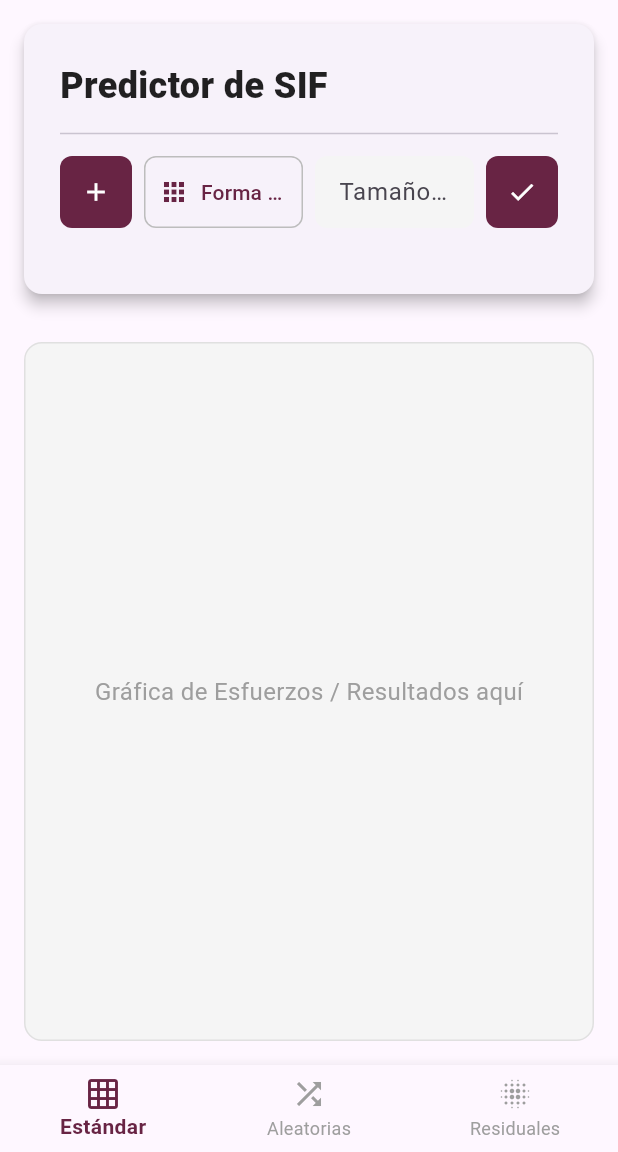
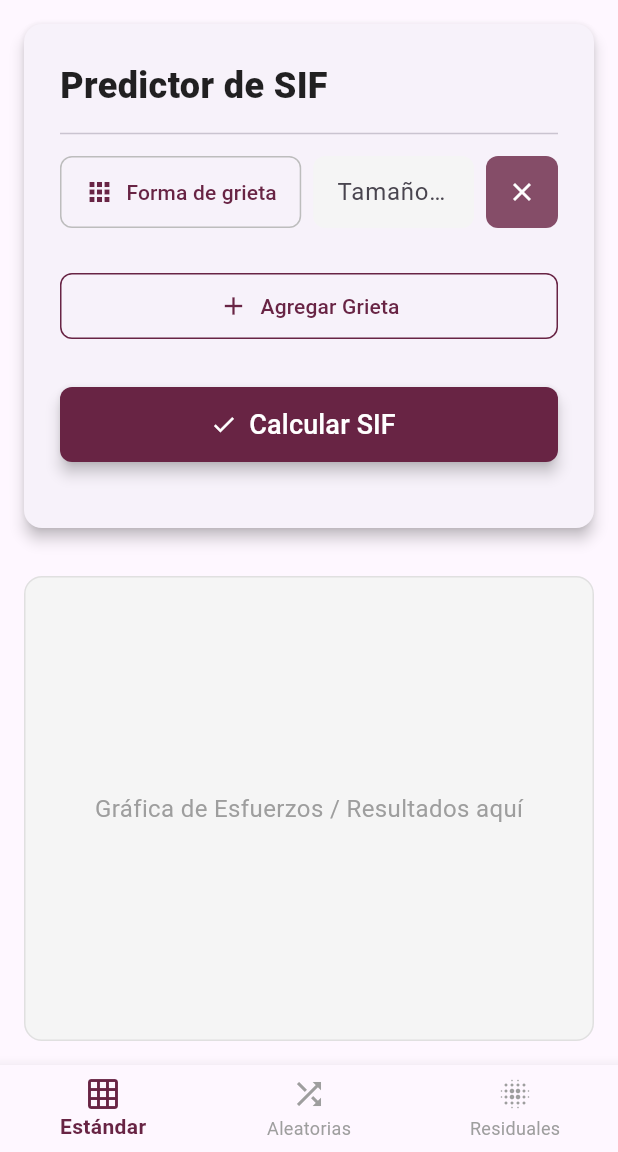
Before and after one commit to RubenTorresNava/integradoramovil, a Flutter app: the HomeScreen screen opened by its route, on a phone screen of 412 x 824 dp, the part 84-1236 px from its top. Run offline on Flutter 3.47's test engine with Material 3 defaults, Android fonts, the phone set to English and light mode, and no system bars.

Commit message:
feat: agregar widget CrackInputRow para manejar entradas de grietas con lógica de selección y eliminación

```diff
--- /dev/null
+++ b/devtools_options.yaml
@@ -0,0 +1,3 @@
+description: This file stores settings for Dart & Flutter DevTools.
+documentation: https://docs.flutter.dev/tools/devtools/extensions#configure-extension-enablement-states
+extensions:
--- a/lib/viewmodels/sif_predictor_viewmodel.dart
+++ b/lib/viewmodels/sif_predictor_viewmodel.dart
@@ -1,90 +1,100 @@
 import 'package:flutter/material.dart';
 
+class CrackInput {
+  String id = UniqueKey().toString();
+  String? shape;
+  double? size;
+  double? result;
+
+  CrackInput({this.shape, this.size, this.result});
+}
+
 class SifPredictorViewModel extends ChangeNotifier {
-  double _crackSize = 0.0; // Tamaño de la grieta en mm (input)
-  double? _sifResult;     // Resultado SIF en MPa (output)
+  final List<CrackInput> _crackInputs = [CrackInput()];
+
+  double? _sifResult;
   bool _isLoading = false;
   String? _errorMessage;
-  int _selectedTabIndex = 0; // 0: Estándar, 1: Aleatorias, 2: Residuales
-  String? _crackShape;
+  int _selectedTabIndex = 0;
 
   // Getters
-  double get crackSize => _crackSize;
+  List<CrackInput> get crackInputs => _crackInputs;
   double? get sifResult => _sifResult;
   bool get isLoading => _isLoading;
   String? get errorMessage => _errorMessage;
   int get selectedTabIndex => _selectedTabIndex;
-  String? get crackShape => _crackShape;
 
-  // Setter para la forma de la grieta
-  void setCrackShape(String shape) {
-    _crackShape = shape;
+
+  void addCrackInput() {
+    _crackInputs.add(CrackInput());
+    _errorMessage = null;
     notifyListeners();
   }
 
-  // Setter para el input
-  void setCrackSize(double value) {
-    _crackSize = value;
+  void removeCrackInput(String id) {
+    if (_crackInputs.length > 1) {
+      _crackInputs.removeWhere((input) => input.id == id);
+      _errorMessage = null;
+      notifyListeners();
+    }
+  }
+
+  void setCrackShape(String id, String shape) {
+    _crackInputs.firstWhere((input) => input.id == id).shape = shape;
     notifyListeners();
   }
 
-  // Lógica para cambiar de pestaña (simulando la navegación inferior)
-  void selectTab(int index) {
-    _selectedTabIndex = index;
-    // Opcionalmente, resetear el resultado al cambiar de pestaña
-    _sifResult = null;
+  void setCrackSize(String id, double size) {
+    _crackInputs.firstWhere((input) => input.id == id).size = size;
     notifyListeners();
   }
 
-  // Función simulada de llamada a la API
+  void selectTab(int index) {
+    _selectedTabIndex = index;
+    notifyListeners();
+  }
+
+  // --- LÓGICA DE CÁLCULO MÚLTIPLE ---
+
   Future<void> calculateSIF() async {
     // 1. Validaciones
-    if (_crackSize <= 0) {
-      _errorMessage = 'Ingresa un tamaño de grieta válido.';
-      notifyListeners();
-      return;
-    }
-    if (_crackShape == null) {
-      _errorMessage = 'Por favor, selecciona la forma de la grieta.';
+    if (_crackInputs.any((input) => input.size == null || input.size! <= 0 || input.shape == null)) {
+      _errorMessage = 'Asegúrate de que todos los campos (Forma y Tamaño) estén llenos y sean válidos.';
+      _sifResult = null;
       notifyListeners();
       return;
     }
 
-    // 2. Preparar la llamada a la API
     _isLoading = true;
     _errorMessage = null;
     _sifResult = null;
     notifyListeners();
 
-    print("Enviando a API: Tamaño de grieta = $_crackSize mm");
-
     // Simulación de API call
     await Future.delayed(const Duration(seconds: 2));
 
-    try {
-      // En una aplicación real, aquí usarías un paquete como 'http' o 'dio'
-      // para enviar los datos y recibir la respuesta.
-      // Ejemplo de cálculo simulado:
-      double simulatedResult = 800.0 + (_crackSize * 5.0);
+    double totalSIF = 0;
 
-      _sifResult = simulatedResult;
-      print("Resultado de la API (simulado): $_sifResult MPa");
+    for (var input in _crackInputs) {
+      // Simular cálculo individual por grieta
+      double individualSIF = 800.0 + (input.size! * 5.0);
+      input.result = individualSIF;
+      totalSIF += individualSIF;
+    }
 
-    } catch (e) {
-      _errorMessage = 'Error al conectar con el servidor.';
-      _sifResult = null;
-    }
+    // El resultado principal muestra el total o el último, según el modelo físico
+    // Aquí mostraremos el resultado del último input o el total si es un cálculo agregado.
+    _sifResult = totalSIF;
 
     _isLoading = false;
     notifyListeners();
   }
 
-  // Lógica para limpiar el input
   void clearInput() {
-    _crackSize = 0.0;
+    _crackInputs.clear();
+    _crackInputs.add(CrackInput());
     _sifResult = null;
     _errorMessage = null;
-    _crackShape = null;
     notifyListeners();
   }
 }
--- /dev/null
+++ b/lib/widgets/crack_input_row.dart
@@ -0,0 +1,133 @@
+// lib/widgets/crack_input_row.dart
+
+import 'package:flutter/material.dart';
+import 'package:provider/provider.dart';
+import '../viewmodels/sif_predictor_viewmodel.dart';
+
+class CrackInputRow extends StatelessWidget {
+  final CrackInput crackInput;
+  final Color primaryColor;
+
+  const CrackInputRow({
+    Key? key,
+    required this.crackInput,
+    required this.primaryColor,
+  }) : super(key: key);
+
+  @override
+  Widget build(BuildContext context) {
+    final viewModel = Provider.of<SifPredictorViewModel>(context, listen: false);
+
+    final TextEditingController sizeController = TextEditingController(
+        text: crackInput.size?.toString() ?? '');
+
+    // Se usa Consumer para reconstruir solo la fila cuando la forma cambia (por el modal)
+    return Consumer<SifPredictorViewModel>(
+      builder: (context, vm, child) {
+        // Asegura que el controlador esté actualizado si la data cambia externamente
+        if (crackInput.size?.toString() != sizeController.text && !sizeController.text.contains('.')) {
+          sizeController.text = crackInput.size?.toString() ?? '';
+          sizeController.selection = TextSelection.fromPosition(TextPosition(offset: sizeController.text.length));
+        }
+
+        return Padding(
+          padding: const EdgeInsets.only(bottom: 12.0),
+          child: Row(
+            children: <Widget>[
+              // 1. Botón 'Forma de grieta'
+              Expanded(
+                flex: 3,
+                child: _buildShapeSelectorButton(context, viewModel),
+              ),
+              const SizedBox(width: 8),
+
+              // 2. Campo de entrada 'Tamaño (mm)'
+              Expanded(
+                flex: 2,
+                child: _buildCrackSizeInput(viewModel, sizeController),
+              ),
+              const SizedBox(width: 8),
+
+              // 3. Botón para eliminar la fila
+              SizedBox(
+                height: 48,
+                width: 48,
+                child: ElevatedButton(
+                  onPressed: () => viewModel.removeCrackInput(crackInput.id),
+                  style: ElevatedButton.styleFrom(
+                    backgroundColor: primaryColor.withOpacity(0.8),
+                    padding: EdgeInsets.zero,
+                    shape: RoundedRectangleBorder(borderRadius: BorderRadius.circular(8)),
+                    elevation: 0,
+                  ),
+                  child: const Icon(Icons.close, color: Colors.white, size: 20),
+                ),
+              ),
+            ],
+          ),
+        );
+      },
+    );
+  }
+
+  Widget _buildShapeSelectorButton(BuildContext context, SifPredictorViewModel viewModel) {
+    return SizedBox(
+      height: 48,
+      child: OutlinedButton.icon(
+        icon: const Icon(Icons.apps, size: 20),
+        label: Text(
+          crackInput.shape ?? 'Forma de grieta',
+          overflow: TextOverflow.ellipsis,
+        ),
+        onPressed: () {
+          final options = ['Recta', 'Curva', 'Mixta'];
+          showModalBottomSheet(
+            context: context,
+            builder: (ctx) => SafeArea(
+              child: Column(
+                mainAxisSize: MainAxisSize.min,
+                children: options.map((option) {
+                  return ListTile(
+                    title: Text(option),
+                    onTap: () {
+                      viewModel.setCrackShape(crackInput.id, option);
+                      Navigator.pop(ctx);
+                    },
+                  );
+                }).toList(),
+              ),
+            ),
+          );
+        },
+        style: OutlinedButton.styleFrom(
+          foregroundColor: primaryColor,
+          side: BorderSide(color: Colors.grey.shade400),
+          shape: RoundedRectangleBorder(borderRadius: BorderRadius.circular(8)),
+          padding: const EdgeInsets.symmetric(horizontal: 10),
+        ),
+      ),
+    );
+  }
+
+  Widget _buildCrackSizeInput(SifPredictorViewModel viewModel, TextEditingController controller) {
+    return SizedBox(
+      height: 48,
+      child: TextField(
+        controller: controller,
+        keyboardType: const TextInputType.numberWithOptions(decimal: true),
+        decoration: InputDecoration(
+          hintText: 'Tamaño (mm)',
+          filled: true,
+          fillColor: Colors.grey[100],
+          border: OutlineInputBorder(
+              borderRadius: BorderRadius.circular(8), borderSide: BorderSide.none),
+          contentPadding: const EdgeInsets.symmetric(horizontal: 12, vertical: 0),
+        ),
+        onChanged: (value) {
+          double? size = double.tryParse(value);
+          viewModel.setCrackSize(crackInput.id, size ?? 0.0);
+        },
+      ),
+    );
+  }
+}
--- a/lib/widgets/home_bottom_nav.dart
+++ b/lib/widgets/home_bottom_nav.dart
@@ -12,6 +12,7 @@ class HomeBottomNav extends StatelessWidget {
     // Escucha el ViewModel
     final viewModel = Provider.of<SifPredictorViewModel>(context);
 
+    // Estas propiedades fueron conservadas en el ViewModel y funcionan
     return BottomNavigationBar(
       currentIndex: viewModel.selectedTabIndex,
       onTap: viewModel.selectTab,
--- a/lib/widgets/predictor_input_panel.dart
+++ b/lib/widgets/predictor_input_panel.dart
@@ -1,9 +1,11 @@
+// lib/widgets/predictor_input_panel.dart (MODIFICADO)
+
 import 'package:flutter/material.dart';
 import 'package:provider/provider.dart';
 import '../viewmodels/sif_predictor_viewmodel.dart';
-import 'crack_size_input.dart';
 import 'input_action_button.dart';
 import 'result_output_panel.dart';
+import 'crack_input_row.dart'; // Importa el nuevo widget de fila
 
 class PredictorInputPanel extends StatelessWidget {
   final Color primaryColor;
@@ -13,18 +15,6 @@ class PredictorInputPanel extends StatelessWidget {
   @override
   Widget build(BuildContext context) {
     final viewModel = Provider.of<SifPredictorViewModel>(context);
-
-    // El controlador local ahora se mantiene aquí
-    final TextEditingController crackSizeController = TextEditingController(
-        text: viewModel.crackSize > 0 ? viewModel.crackSize.toString() : '');
-
-    // Sincronizar el controlador después de un 'clearInput' o actualización
-    if (viewModel.crackSize.toString() != crackSizeController.text && !viewModel.isLoading) {
-      crackSizeController.text = viewModel.crackSize > 0 ? viewModel.crackSize.toString() : '';
-      // Mueve el cursor al final
-      crackSizeController.selection = TextSelection.fromPosition(TextPosition(offset: crackSizeController.text.length));
-    }
-
 
     return Card(
       elevation: 4,
@@ -46,84 +36,69 @@ class PredictorInputPanel extends StatelessWidget {
             ),
             const Divider(height: 30),
 
-            // Controles de Input
-            Row(
-              children: <Widget>[
-                // Botón '+'
-                InputActionButton(
-                  icon: Icons.add,
-                  color: primaryColor,
-                  onPressed: () => print('Agregar nueva configuración'),
+            // --- 1. LISTA DINÁMICA DE INPUTS ---
+            Flexible( // Permite que el Column dentro de la Card sepa cómo expandirse
+              child: SingleChildScrollView(
+                child: Column(
+                  children: viewModel.crackInputs.map((input) {
+                    return CrackInputRow(
+                      key: ValueKey(input.id), // Clave para manejo de lista
+                      crackInput: input,
+                      primaryColor: primaryColor,
+                    );
+                  }).toList(),
                 ),
-                const SizedBox(width: 8),
+              ),
+            ),
 
-                // Botón 'Forma de grieta' (Mantenido aquí para la lógica de modal)
-                Expanded(
-                  child: _buildShapeSelectorButton(context, viewModel),
+            const SizedBox(height: 16),
+
+            // --- 2. BOTÓN DE AGREGAR (+) ---
+            SizedBox(
+              width: double.infinity,
+              child: OutlinedButton.icon(
+                icon: const Icon(Icons.add, size: 20),
+                label: const Text('Agregar Grieta'),
+                onPressed: viewModel.addCrackInput,
+                style: OutlinedButton.styleFrom(
+                  foregroundColor: primaryColor,
+                  side: BorderSide(color: primaryColor),
+                  shape: RoundedRectangleBorder(borderRadius: BorderRadius.circular(8)),
+                  padding: const EdgeInsets.symmetric(vertical: 12),
                 ),
-                const SizedBox(width: 8),
+              ),
+            ),
 
-                // Campo de entrada 'Tamaño (mm)'
-                Expanded(
-                  child: CrackSizeInput(controller: crackSizeController),
+            const SizedBox(height: 30),
+
+            // --- 3. BOTÓN DE CÁLCULO (MOVIDO ABAJO) ---
+            SizedBox(
+              width: double.infinity,
+              height: 50,
+              child: ElevatedButton.icon(
+                icon: viewModel.isLoading
+                    ? const SizedBox(width: 20, height: 20, child: CircularProgressIndicator(color: Colors.white, strokeWidth: 2))
+                    : const Icon(Icons.check, color: Colors.white),
+                label: Text(
+                  viewModel.isLoading ? 'Calculando...' : 'Calcular SIF',
+                  style: const TextStyle(fontSize: 18, color: Colors.white),
                 ),
-                const SizedBox(width: 8),
+                onPressed: viewModel.isLoading ? null : viewModel.calculateSIF,
+                style: ElevatedButton.styleFrom(
+                  backgroundColor: primaryColor,
+                  shape: RoundedRectangleBorder(borderRadius: BorderRadius.circular(8)),
+                  elevation: 4,
+                ),
+              ),
+            ),
 
-                // Botón de Check (Calcular)
-                InputActionButton(
-                  icon: Icons.check,
-                  color: primaryColor,
-                  onPressed: viewModel.calculateSIF,
-                ),
-              ],
-            ),
             const SizedBox(height: 20),
 
-            // Resultado
+            // Resultado (ResultOutputPanel)
             const ResultOutputPanel(),
           ],
         ),
       ),
     );
   }
-
-  // Helper para el botón de selector de forma (se mantiene aquí por el showModalBottomSheet)
-  Widget _buildShapeSelectorButton(BuildContext context, SifPredictorViewModel viewModel) {
-    return SizedBox(
-      height: 48,
-      child: OutlinedButton.icon(
-        icon: const Icon(Icons.apps, size: 20),
-        label: Text(
-          viewModel.crackShape ?? 'Forma de grieta',
-          overflow: TextOverflow.ellipsis,
-        ),
-        onPressed: () {
-          final options = ['Recta', 'Curva', 'Mixta'];
-          showModalBottomSheet(
-            context: context,
-            builder: (ctx) => SafeArea(
-              child: Column(
-                mainAxisSize: MainAxisSize.min,
-                children: options.map((option) {
-                  return ListTile(
-                    title: Text(option),
-                    onTap: () {
-                      viewModel.setCrackShape(option);
-                      Navigator.pop(ctx);
-                    },
-                  );
-                }).toList(),
-              ),
-            ),
-          );
-        },
-        style: OutlinedButton.styleFrom(
-          foregroundColor: primaryColor,
-          side: BorderSide(color: Colors.grey.shade400),
-          shape: RoundedRectangleBorder(borderRadius: BorderRadius.circular(8)),
-          padding: const EdgeInsets.symmetric(horizontal: 10),
-        ),
-      ),
-    );
-  }
 }
```
Also changed, not shown: lib/widgets/crack_size_input.dart (+11 -6 lines).
